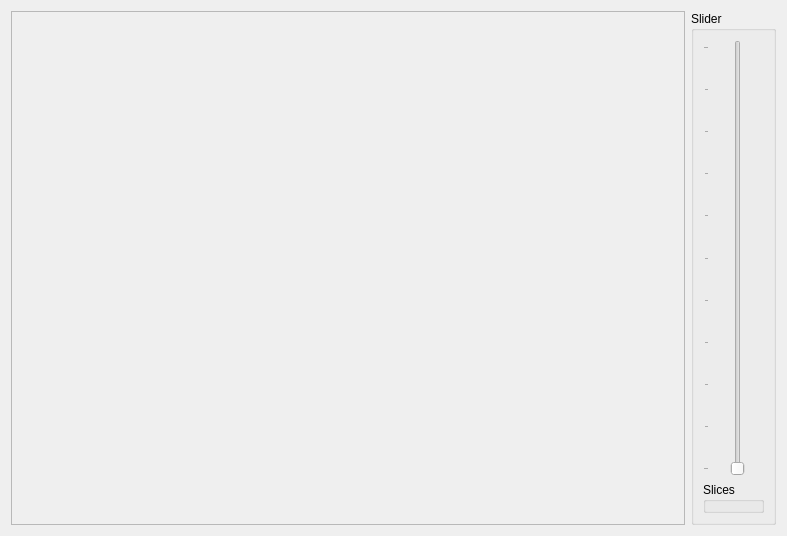
This is src/Apps/SBIM/View/SeismicView.ui in jdms/rrm as Qt 5 draws it before an edit. The edited form follows.
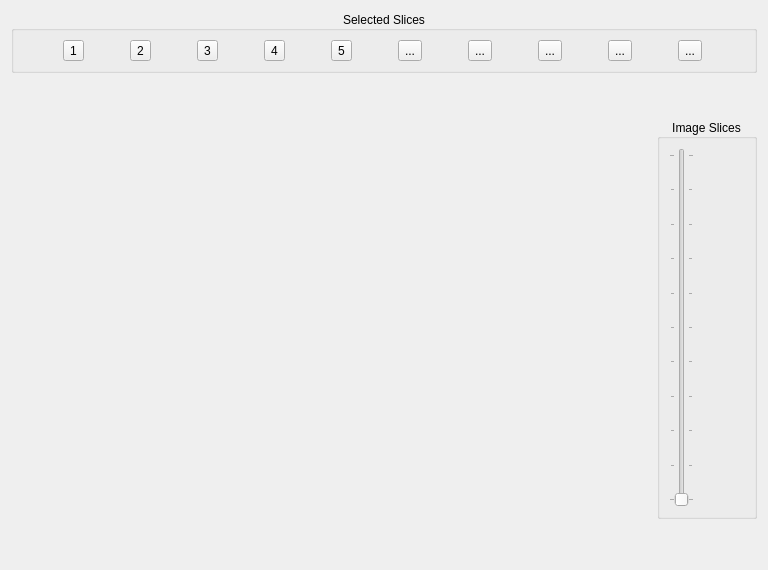
This is the edited form.

What changed in the file:
```diff
--- a/src/Apps/SBIM/View/SeismicView.ui
+++ b/src/Apps/SBIM/View/SeismicView.ui
@@ -6,80 +6,218 @@
    <rect>
     <x>0</x>
     <y>0</y>
-    <width>787</width>
-    <height>536</height>
+    <width>766</width>
+    <height>568</height>
    </rect>
   </property>
+  <property name="sizePolicy">
+   <sizepolicy hsizetype="MinimumExpanding" vsizetype="MinimumExpanding">
+    <horstretch>0</horstretch>
+    <verstretch>0</verstretch>
+   </sizepolicy>
+  </property>
   <property name="windowTitle">
    <string>Form</string>
   </property>
-  <layout class="QHBoxLayout" name="horizontalLayout">
+  <layout class="QVBoxLayout" name="verticalLayout_2">
+   <property name="sizeConstraint">
+    <enum>QLayout::SetMinimumSize</enum>
+   </property>
    <item>
-    <widget class="QFrame" name="ImageViewer">
-     <property name="sizePolicy">
-      <sizepolicy hsizetype="MinimumExpanding" vsizetype="MinimumExpanding">
-       <horstretch>0</horstretch>
-       <verstretch>0</verstretch>
-      </sizepolicy>
-     </property>
-     <property name="frameShape">
-      <enum>QFrame::StyledPanel</enum>
-     </property>
-     <property name="frameShadow">
-      <enum>QFrame::Raised</enum>
-     </property>
-    </widget>
-   </item>
-   <item>
-    <widget class="QGroupBox" name="groupBox_Slider">
-     <property name="sizePolicy">
-      <sizepolicy hsizetype="Minimum" vsizetype="Minimum">
-       <horstretch>0</horstretch>
-       <verstretch>0</verstretch>
-      </sizepolicy>
-     </property>
-     <property name="maximumSize">
-      <size>
-       <width>100</width>
-       <height>16777215</height>
-      </size>
-     </property>
+    <widget class="QGroupBox" name="groupBox_Slices">
      <property name="title">
-      <string>Slider</string>
+      <string>Selected Slices</string>
      </property>
-     <layout class="QVBoxLayout" name="verticalLayout">
+     <property name="alignment">
+      <set>Qt::AlignCenter</set>
+     </property>
+     <layout class="QHBoxLayout" name="horizontalLayout">
       <item>
-       <widget class="QSlider" name="verticalSlider">
-        <property name="sizePolicy">
-         <sizepolicy hsizetype="Minimum" vsizetype="Expanding">
-          <horstretch>0</horstretch>
-          <verstretch>0</verstretch>
-         </sizepolicy>
+       <widget class="QToolButton" name="toolButton">
+        <property name="text">
+         <string>1</string>
         </property>
-        <property name="maximum">
-         <number>10</number>
+        <property name="checkable">
+         <bool>true</bool>
         </property>
-        <property name="orientation">
-         <enum>Qt::Vertical</enum>
+       </widget>
+      </item>
+      <item>
+       <widget class="QToolButton" name="toolButton_2">
+        <property name="text">
+         <string>2</string>
         </property>
-        <property name="invertedAppearance">
-         <bool>false</bool>
+        <property name="checkable">
+         <bool>true</bool>
         </property>
-        <property name="tickPosition">
-         <enum>QSlider::TicksAbove</enum>
+        <property name="autoExclusive">
+         <bool>true</bool>
         </property>
+        <property name="arrowType">
+         <enum>Qt::NoArrow</enum>
+        </property>
        </widget>
       </item>
       <item>
-       <widget class="QGroupBox" name="groupBox_Slices">
-        <property name="title">
-         <string>Slices</string>
+       <widget class="QToolButton" name="toolButton_3">
+        <property name="text">
+         <string>3</string>
+        </property>
+       </widget>
+      </item>
+      <item>
+       <widget class="QToolButton" name="toolButton_4">
+        <property name="text">
+         <string>4</string>
+        </property>
+       </widget>
+      </item>
+      <item>
+       <widget class="QToolButton" name="toolButton_5">
+        <property name="text">
+         <string>5</string>
+        </property>
+       </widget>
+      </item>
+      <item>
+       <widget class="QToolButton" name="toolButton_6">
+        <property name="text">
+         <string>...</string>
+        </property>
+       </widget>
+      </item>
+      <item>
+       <widget class="QToolButton" name="toolButton_7">
+        <property name="text">
+         <string>...</string>
+        </property>
+       </widget>
+      </item>
+      <item>
+       <widget class="QToolButton" name="toolButton_8">
+        <property name="text">
+         <string>...</string>
+        </property>
+       </widget>
+      </item>
+      <item>
+       <widget class="QToolButton" name="toolButton_9">
+        <property name="text">
+         <string>...</string>
+        </property>
+       </widget>
+      </item>
+      <item>
+       <widget class="QToolButton" name="toolButton_10">
+        <property name="text">
+         <string>...</string>
         </property>
        </widget>
       </item>
      </layout>
     </widget>
    </item>
+   <item>
+    <layout class="QHBoxLayout" name="horizontalLayout_frame">
+     <item>
+      <widget class="QFrame" name="frame">
+       <property name="minimumSize">
+        <size>
+         <width>640</width>
+         <height>480</height>
+        </size>
+       </property>
+       <property name="maximumSize">
+        <size>
+         <width>640</width>
+         <height>480</height>
+        </size>
+       </property>
+       <property name="frameShape">
+        <enum>QFrame::NoFrame</enum>
+       </property>
+       <property name="frameShadow">
+        <enum>QFrame::Raised</enum>
+       </property>
+       <property name="lineWidth">
+        <number>0</number>
+       </property>
+       <layout class="QVBoxLayout" name="seismic_viewer_frame_">
+        <property name="spacing">
+         <number>0</number>
+        </property>
+        <property name="sizeConstraint">
+         <enum>QLayout::SetDefaultConstraint</enum>
+        </property>
+        <property name="leftMargin">
+         <number>0</number>
+        </property>
+        <property name="topMargin">
+         <number>0</number>
+        </property>
+        <property name="rightMargin">
+         <number>0</number>
+        </property>
+        <property name="bottomMargin">
+         <number>0</number>
+        </property>
+       </layout>
+      </widget>
+     </item>
+     <item>
+      <widget class="QGroupBox" name="groupBox_seismic_slices_">
+       <property name="sizePolicy">
+        <sizepolicy hsizetype="MinimumExpanding" vsizetype="MinimumExpanding">
+         <horstretch>0</horstretch>
+         <verstretch>0</verstretch>
+        </sizepolicy>
+       </property>
+       <property name="minimumSize">
+        <size>
+         <width>100</width>
+         <height>400</height>
+        </size>
+       </property>
+       <property name="maximumSize">
+        <size>
+         <width>10</width>
+         <height>400</height>
+        </size>
+       </property>
+       <property name="layoutDirection">
+        <enum>Qt::LeftToRight</enum>
+       </property>
+       <property name="title">
+        <string>Image Slices</string>
+       </property>
+       <property name="alignment">
+        <set>Qt::AlignCenter</set>
+       </property>
+       <layout class="QVBoxLayout" name="verticalLayout">
+        <item>
+         <widget class="QSlider" name="verticalSlider_seismic_slices_">
+          <property name="maximum">
+           <number>10</number>
+          </property>
+          <property name="tracking">
+           <bool>false</bool>
+          </property>
+          <property name="orientation">
+           <enum>Qt::Vertical</enum>
+          </property>
+          <property name="invertedAppearance">
+           <bool>false</bool>
+          </property>
+          <property name="tickPosition">
+           <enum>QSlider::TicksBothSides</enum>
+          </property>
+         </widget>
+        </item>
+       </layout>
+      </widget>
+     </item>
+    </layout>
+   </item>
   </layout>
  </widget>
  <resources/>
```
